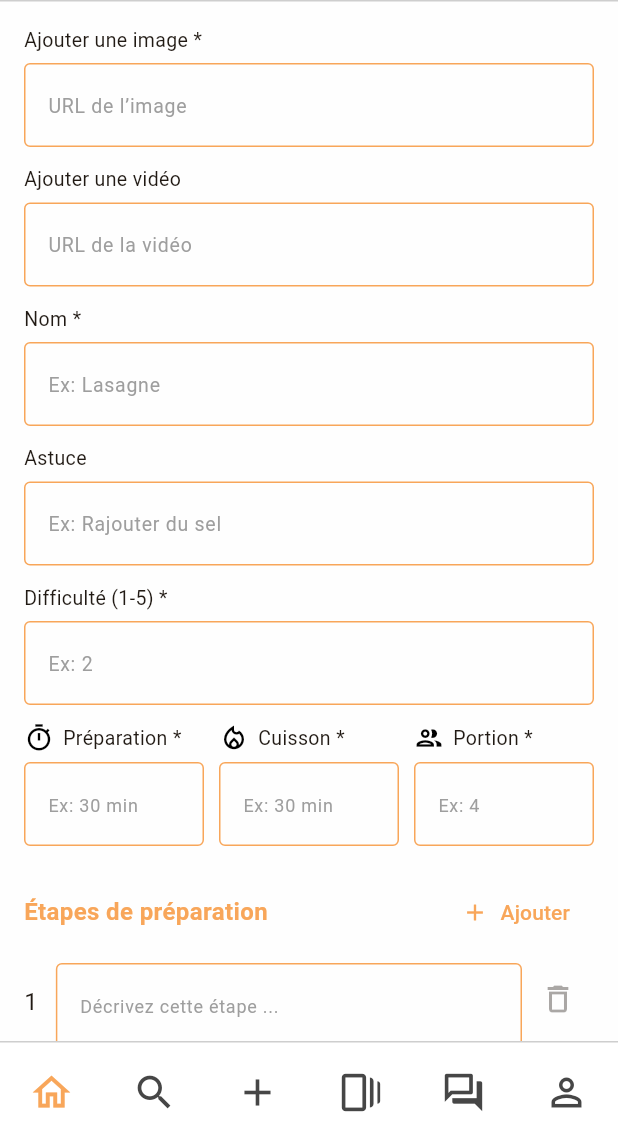
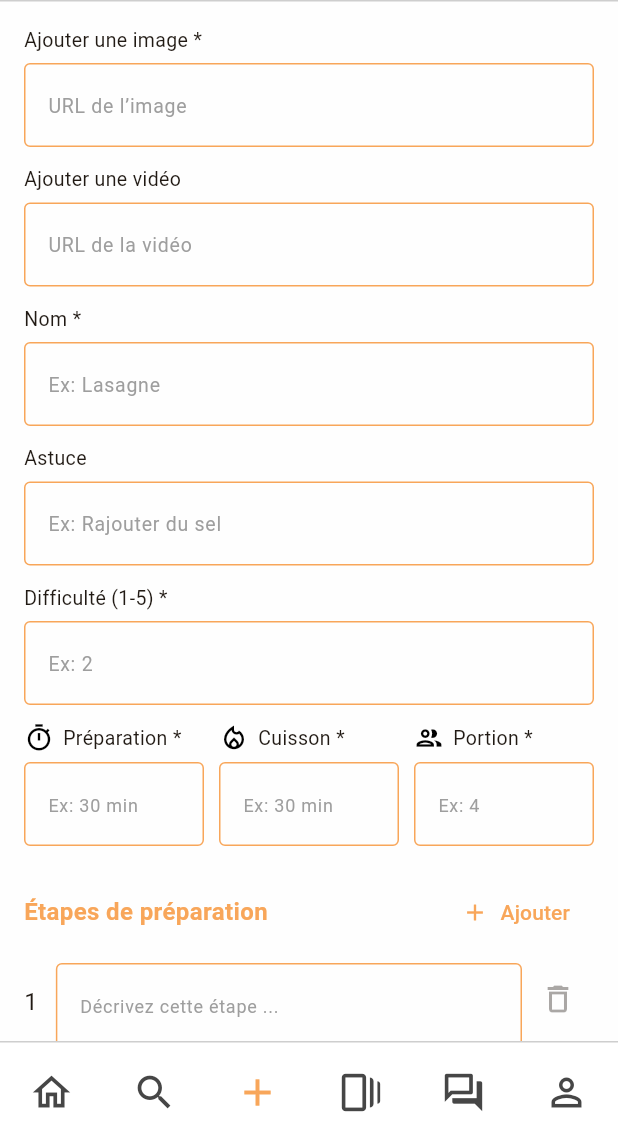
Before and after one commit to Kaylana1968/kook-ink, a Flutter app: the RecipeScreen screen opened by its route, on a phone screen of 412 x 824 dp, the part 105-1236 px from its top. Run offline on Flutter 3.47's test engine with Material 3 defaults, Android fonts, the phone set to English and light mode, and no system bars; our stand-ins replace flutter_dotenv, flutter_secure_storage, go_router; accounts and stored records are empty; network calls fail.

Commit message:
restored color on current route + login route

```diff
--- a/front/lib/auth_service.dart
+++ b/front/lib/auth_service.dart
@@ -1,17 +1,17 @@
 import 'package:flutter_secure_storage/flutter_secure_storage.dart';
 
 class AuthService {
-  final _storage = const FlutterSecureStorage();
+  static const _storage = FlutterSecureStorage();
 
-  Future<void> saveToken(String token) async {
+  static Future<void> saveToken(String token) async {
     await _storage.write(key: 'jwt_token', value: token);
   }
 
-  Future<String?> getToken() async {
+  static Future<String?> getToken() async {
     return await _storage.read(key: 'jwt_token');
   }
 
-  Future<void> logout() async {
+  static Future<void> logout() async {
     await _storage.delete(key: 'jwt_token');
   }
 }
--- a/front/lib/footer.dart
+++ b/front/lib/footer.dart
@@ -6,15 +6,14 @@ class Footer extends StatelessWidget {
   const Footer({super.key});
 
   Future<bool> checkLoginStatus() async {
-    AuthService authService = AuthService();
-    String? token = await authService.getToken(); // Assume this method exists
+    String? token = await AuthService.getToken(); // Assume this method exists
     return token != null && token.isNotEmpty;
   }
 
   @override
   Widget build(BuildContext context) {
     Color getIconColor(String route) {
-      return ModalRoute.of(context)!.settings.name == route
+      return GoRouterState.of(context).uri.toString() == route
           ? const Color.fromARGB(251, 248, 165, 87)
           : const Color.fromARGB(255, 70, 70, 70);
     }
@@ -57,11 +56,32 @@ class Footer extends StatelessWidget {
                 size: 30, color: getIconColor("/forum")),
             onPressed: () => context.go("/forum"),
           ),
-          IconButton(
-            icon: Icon(Icons.person_outline,
-                size: 30, color: getIconColor("/profile")),
-            onPressed: () => context.go("/profile"),
-          ),
+          FutureBuilder(
+              future: checkLoginStatus(),
+              builder: (context, snapshot) {
+                final loginButton = IconButton(
+                  icon: Icon(Icons.person_outline,
+                      size: 30, color: getIconColor("/login")),
+                  onPressed: () => context.go("/login"),
+                );
+
+                if (snapshot.connectionState == ConnectionState.waiting ||
+                    snapshot.hasError) {
+                  return loginButton;
+                }
+
+                final isLoggedIn = snapshot.data ?? false;
+
+                if (!isLoggedIn) {
+                  return loginButton;
+                }
+
+                return IconButton(
+                  icon: Icon(Icons.person_outline,
+                      size: 30, color: getIconColor("/profile")),
+                  onPressed: () => context.go("/profile"),
+                );
+              }),
         ],
       ),
     );
--- a/front/lib/recipe/services/recipe_api_service.dart
+++ b/front/lib/recipe/services/recipe_api_service.dart
@@ -22,7 +22,7 @@ class RecipeApiService {
   }
 
   static Future<http.Response> createRecipe(Map<String, dynamic> body) async {
-    final token = await AuthService().getToken();
+    final token = await AuthService.getToken();
 
     return http.post(
       recipes(),
@@ -38,7 +38,7 @@ class RecipeApiService {
     int recipeId,
     Map<String, dynamic> body,
   ) async {
-    final token = await AuthService().getToken();
+    final token = await AuthService.getToken();
 
     return http.put(
       recipeById(recipeId),
```
Also changed, not shown: front/lib/login_screen.dart (+4 -8 lines), front/lib/main.dart (+6 -5 lines), front/lib/profile/services/profile_api_service.dart (+9 -9 lines).
